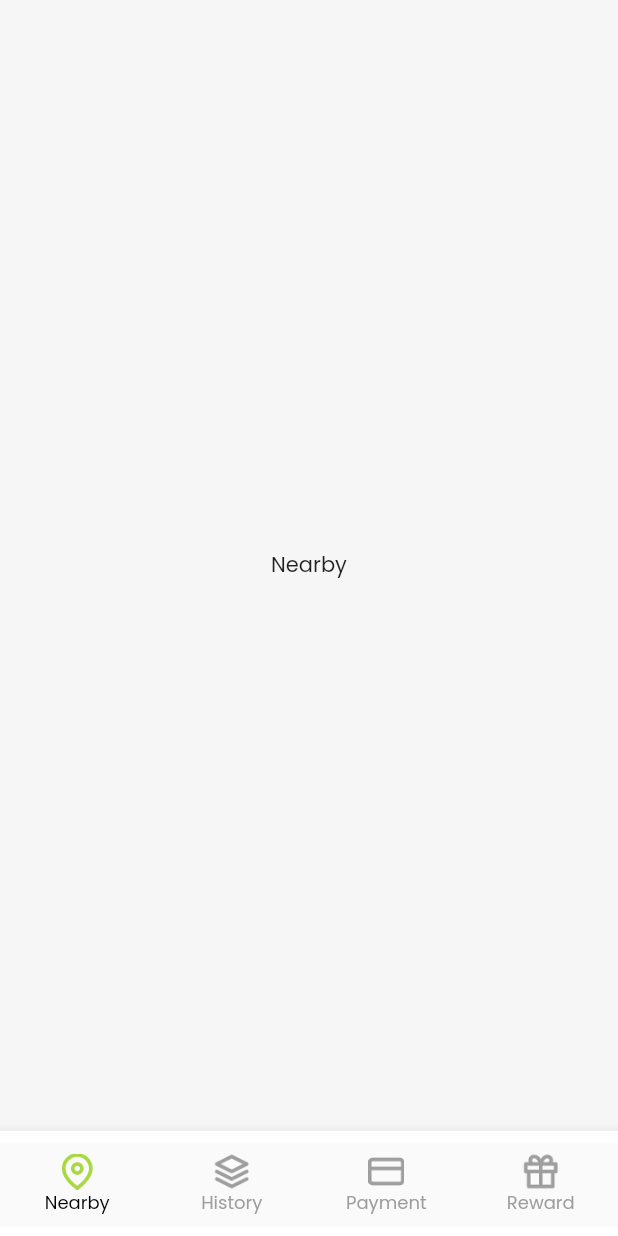
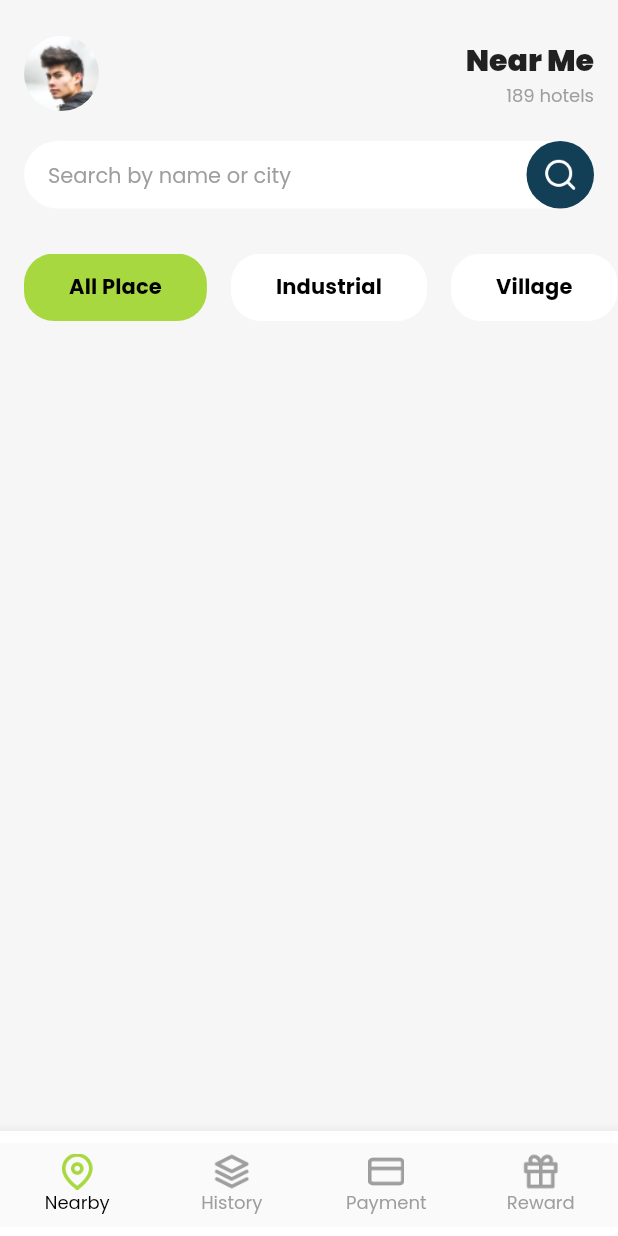
Before and after one commit to magerngoding/hotellio-app, a Flutter app: the HomePage screen opened by its route, on a phone screen of 412 x 824 dp. Run offline on Flutter 3.47's test engine with Material 2 defaults, Android fonts, the phone set to English and light mode, and no system bars; our stand-ins replace cloud_firestore, firebase_auth, firebase_core, get, google_fonts, shared_preferences; missing offline and left inert: d_info; accounts and stored records are empty.

Commit message:
Membuat header, menambahkan hotel source dan nearby controller

```diff
--- /dev/null
+++ b/lib/controller/c_nearby.dart
@@ -0,0 +1,33 @@
+import 'package:flutter/foundation.dart';
+import 'package:get/get.dart';
+import 'package:hotels_app/core.dart';
+import 'package:hotels_app/source/hotel_source.dart';
+
+class CNearby extends GetxController {
+  final _category = 'All Place'.obs;
+  String get category => _category.value;
+  set category(n) {
+    _category.value = n;
+    update();
+  }
+
+  List<String> get categories => [
+        'All Place',
+        'Industrial',
+        'Village',
+      ];
+
+  final _listHotel = <Hotel>[].obs;
+  List<Hotel> get listHotel => _listHotel.value;
+
+  getListHotel() async {
+    _listHotel.value = await HotelSource.getHotel();
+    update();
+  }
+
+  @override
+  void onInit() {
+    getListHotel();
+    super.onInit();
+  }
+}
--- a/lib/page/home_page.dart
+++ b/lib/page/home_page.dart
@@ -3,6 +3,7 @@
 import 'package:flutter/material.dart';
 import 'package:get/get.dart';
 import 'package:hotels_app/controller/c_home.dart';
+import 'package:hotels_app/page/nearby_page.dart';
 
 import '../config/app_asset.dart';
 import '../config/app_color.dart';
@@ -26,7 +27,7 @@ class HomePage extends StatelessWidget {
         if (cHome.indexPage == 1) {
           return Center(child: Text('History'));
         }
-        return Center(child: Text('Nearby'));
+        return NearbyPage();
       }),
       bottomNavigationBar: Obx(
         () {
--- /dev/null
+++ b/lib/page/nearby_page.dart
@@ -0,0 +1,175 @@
+// ignore_for_file: prefer_const_constructors
+
+import 'package:flutter/material.dart';
+import 'package:get/get.dart';
+import 'package:hotels_app/config/app_asset.dart';
+import 'package:hotels_app/config/app_color.dart';
+import 'package:hotels_app/controller/c_nearby.dart';
+
+class NearbyPage extends StatelessWidget {
+  final cNearby = Get.put(CNearby());
+
+  NearbyPage({super.key});
+
+  @override
+  Widget build(BuildContext context) {
+    return ListView(
+      children: [
+        SizedBox(height: 24),
+        header(context),
+        SizedBox(height: 20),
+        searchField(),
+        SizedBox(height: 30),
+        categories(),
+        SizedBox(height: 30),
+      ],
+    );
+  }
+
+  GetBuilder<CNearby> categories() {
+    return GetBuilder<CNearby>(
+      builder: (_) {
+        return SizedBox(
+          height: 45,
+          child: ListView.builder(
+            scrollDirection: Axis.horizontal,
+            itemCount: _.categories.length,
+            itemBuilder: (context, index) {
+              String category = _.categories[index];
+              return Padding(
+                padding: EdgeInsets.fromLTRB(
+                  index == 0 ? 16 : 8,
+                  0,
+                  index == cNearby.categories.length - 1 ? 16 : 8,
+                  0,
+                ),
+                child: Material(
+                  color:
+                      category == _.category ? AppColor.primary : Colors.white,
+                  borderRadius: BorderRadius.circular(20),
+                  child: InkWell(
+                    onTap: () {
+                      cNearby.category = category;
+                    },
+                    borderRadius: BorderRadius.circular(20),
+                    child: Align(
+                      alignment: Alignment.center,
+                      child: Container(
+                        padding: EdgeInsets.symmetric(
+                          horizontal: 30,
+                        ),
+                        child: Text(
+                          category,
+                          style:
+                              Theme.of(context).textTheme.titleSmall!.copyWith(
+                                    fontWeight: FontWeight.bold,
+                                  ),
+                        ),
+                      ),
+                    ),
+                  ),
+                ),
+              );
+            },
+          ),
+        );
+      },
+    );
+  }
+
+  Widget searchField() {
+    return Container(
+      height: 45,
+      padding: EdgeInsets.symmetric(horizontal: 16),
+      child: Stack(
+        children: [
+          Container(
+            height: 45,
+            decoration: BoxDecoration(
+              borderRadius: BorderRadius.circular(30),
+              color: Colors.white,
+            ),
+            child: TextField(
+              decoration: InputDecoration(
+                border: OutlineInputBorder(
+                  borderRadius: BorderRadius.circular(30),
+                  borderSide: BorderSide.none,
+                ),
+                hintText: 'Search by name or city',
+                hintStyle: TextStyle(
+                  color: Colors.grey,
+                  fontSize: 14,
+                ),
+                contentPadding: EdgeInsets.symmetric(
+                  horizontal: 16,
+                  vertical: 8,
+                ),
+              ),
+            ),
+          ),
+          Align(
+            alignment: Alignment.centerRight,
+            child: Material(
+              color: AppColor.secondary,
+              borderRadius: BorderRadius.circular(45),
+              child: InkWell(
+                onTap: () {},
+                borderRadius: BorderRadius.circular(45),
+                child: SizedBox(
+                  height: 45,
+                  width: 45,
+                  child: Center(
+                    child: ImageIcon(
+                      AssetImage(
+                        AppAsset.iconSearch,
+                      ),
+                      color: Colors.white,
+                    ),
+                  ),
+                ),
+              ),
+            ),
+          ),
+        ],
+      ),
+    );
+  }
+
+  Widget header(BuildContext context) {
+    return Padding(
+      padding: const EdgeInsets.symmetric(horizontal: 16),
+      child: Row(
+        mainAxisAlignment: MainAxisAlignment.spaceBetween,
+        children: [
+          ClipRRect(
+            borderRadius: BorderRadius.circular(50),
+            child: Image.asset(
+              AppAsset.profile,
+              width: 50,
+              height: 50,
+              fit: BoxFit.fill,
+            ),
+          ),
+          Column(
+            crossAxisAlignment: CrossAxisAlignment.end,
+            children: [
+              Text(
+                'Near Me',
+                style: Theme.of(context).textTheme.titleLarge!.copyWith(
+                      fontWeight: FontWeight.w900,
+                    ),
+              ),
+              Text(
+                '189 hotels',
+                style: TextStyle(
+                  color: Colors.grey,
+                  fontSize: 12,
+                ),
+              )
+            ],
+          )
+        ],
+      ),
+    );
+  }
+}
--- /dev/null
+++ b/lib/source/hotel_source.dart
@@ -0,0 +1,9 @@
+import 'package:cloud_firestore/cloud_firestore.dart';
+import 'package:hotels_app/core.dart';
+
+class HotelSource {
+  static Future<List<Hotel>> getHotel() async {
+    var result = await FirebaseFirestore.instance.collection('Hotel').get();
+    return result.docs.map((e) => Hotel.fromJson(e.data())).toList();
+  }
+}
```
